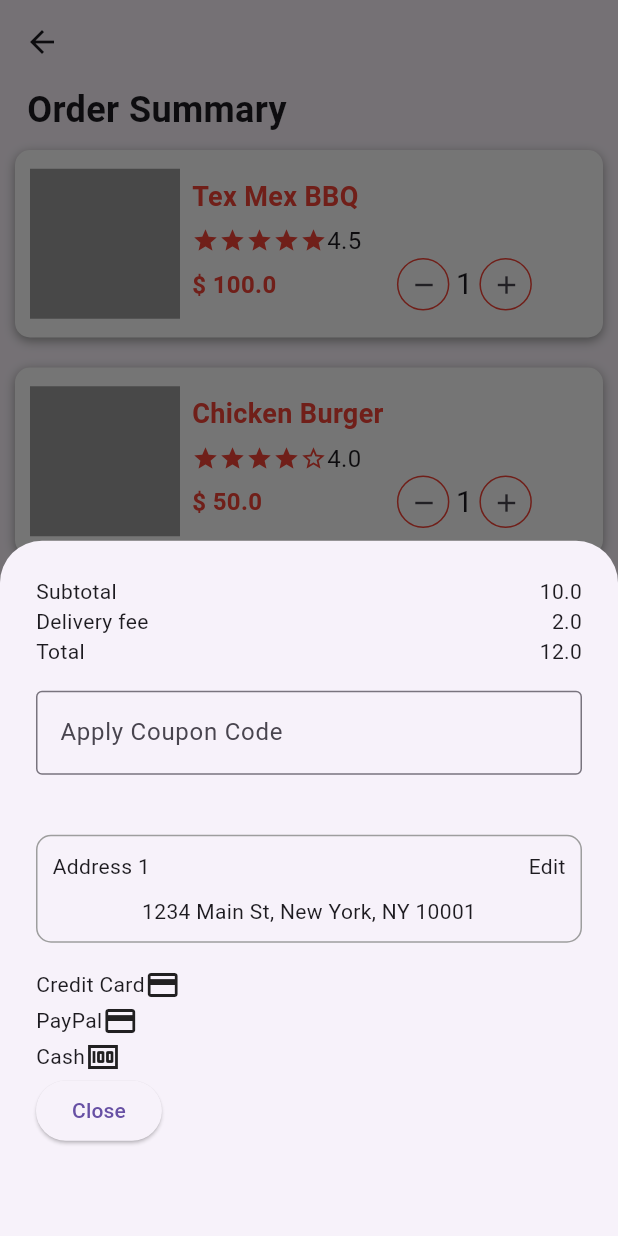
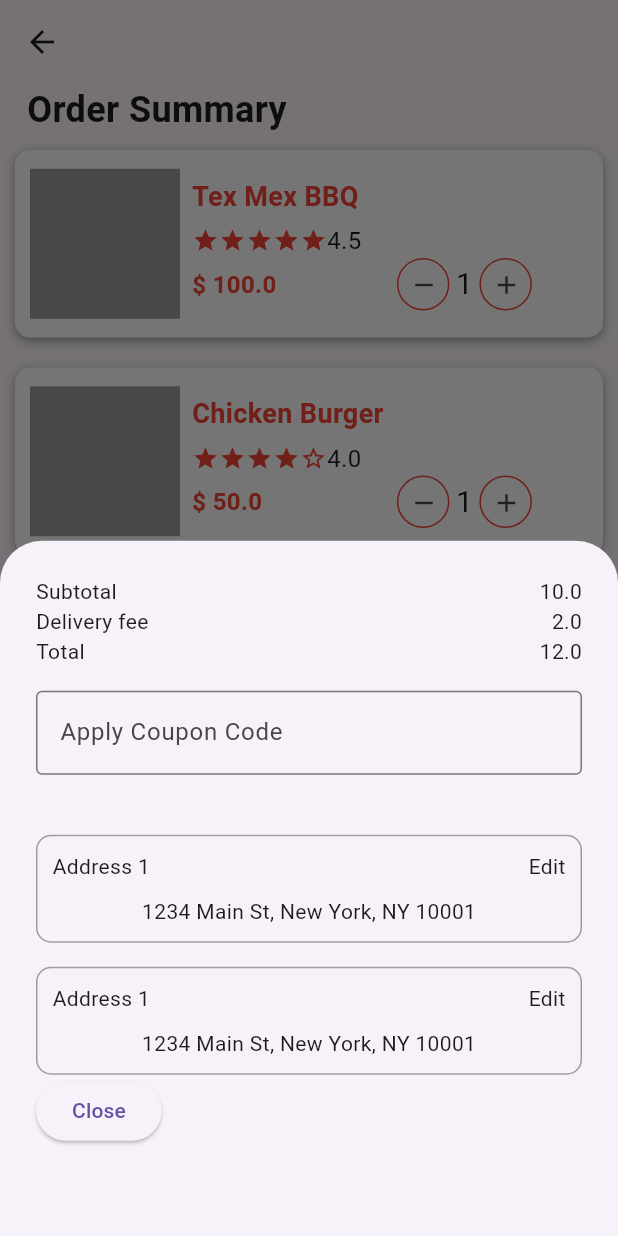
Before and after one commit to PasinduNimesha/hungybusters, a Flutter app: the CheckoutScreen screen opened directly, after a tap on "Checkout", on a phone screen of 412 x 824 dp. Run offline on Flutter 3.47's test engine with Material 3 defaults, Android fonts, the phone set to English and light mode, and no system bars; our stand-ins replace flutter_native_splash; missing offline and left inert: dart:ffi.

Commit message:
Update PaymentMethodCard.dart

```diff
--- a/lib/components/PaymentMethodCard.dart
+++ b/lib/components/PaymentMethodCard.dart
@@ -6,28 +6,24 @@ class PaymentMethodCard extends StatelessWidget {
   @override
   Widget build(BuildContext context) {
     return Container(
+      padding: const EdgeInsets.all(10),
+      decoration: BoxDecoration(
+        border: Border.all(color: Colors.grey),
+        borderRadius: BorderRadius.circular(10),
+      ),
       child: Column(
         children: [
           Row(
-            children: [
-              const Text('Credit Card'),
-              const Icon(Icons.credit_card),
+            mainAxisAlignment: MainAxisAlignment.spaceBetween,
+            children: const [
+              Text('Address 1'),
+              Text('Edit'),
             ],
           ),
-          Row(
-            children: [
-              const Text('PayPal'),
-              const Icon(Icons.payment),
-            ],
-          ),
-          Row(
-            children: [
-              const Text('Cash'),
-              const Icon(Icons.money),
-            ],
-          ),
+          const SizedBox(height: 10),
+          const Text('1234 Main St, New York, NY 10001'),
         ],
-      )
+      ),
     );
   }
 }
```
